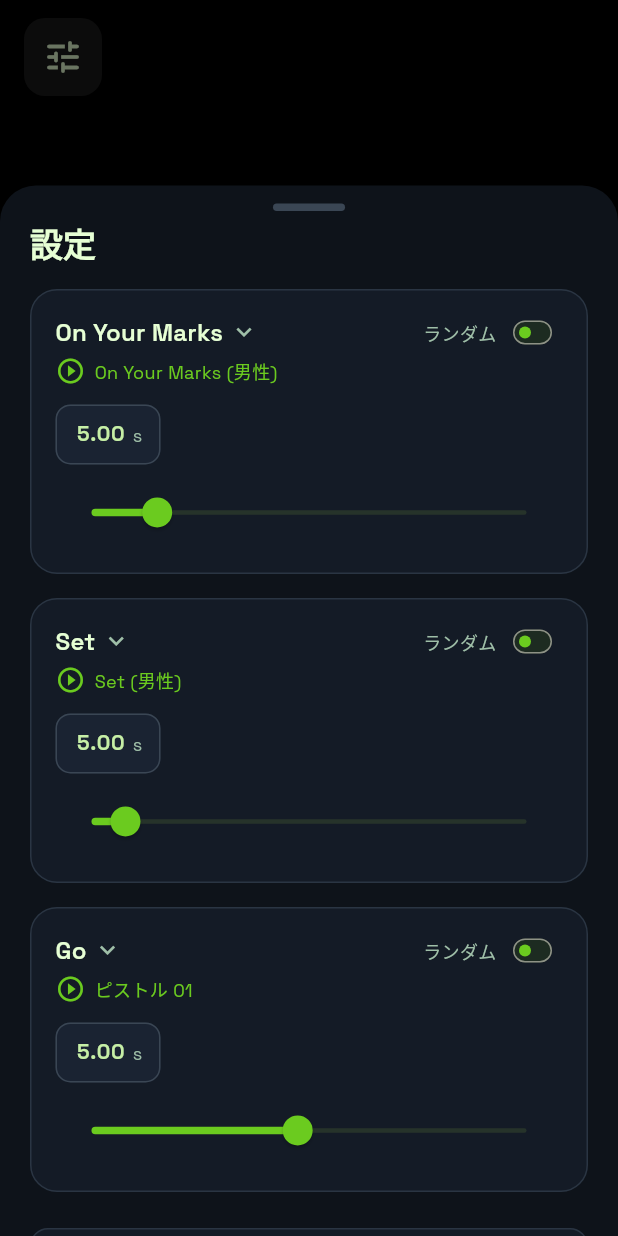
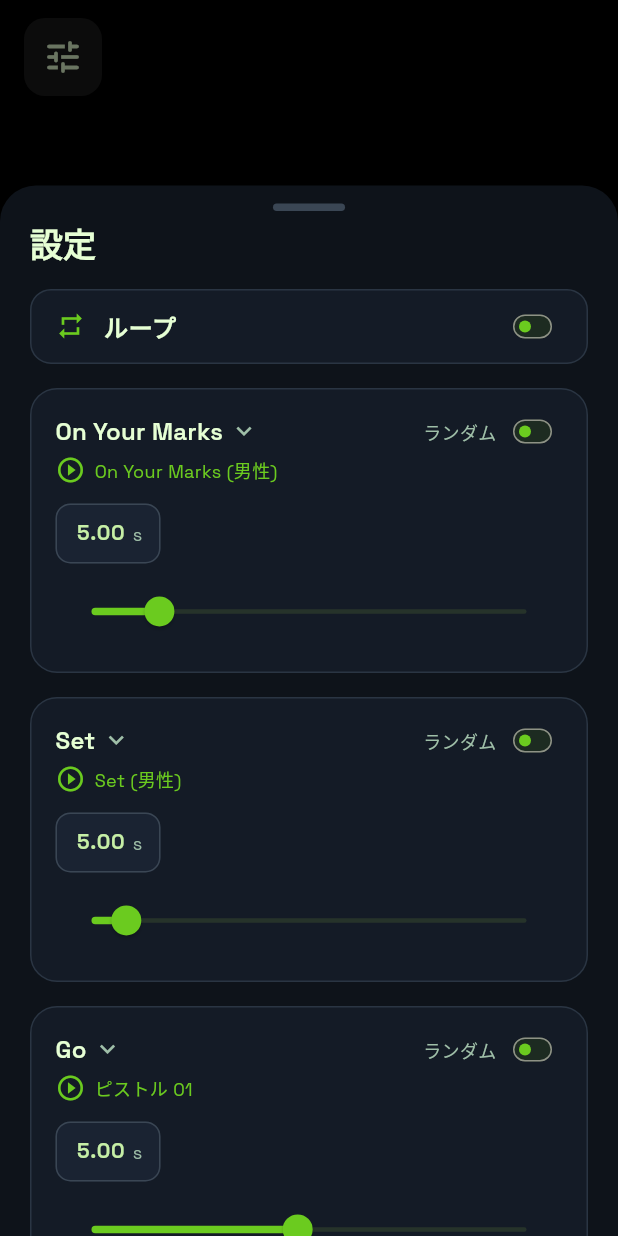
Before and after one commit to Holmes-JP/track_start_call, a Flutter app: the screen it shows after launch, after a tap on the "tune" icon, on a phone screen of 412 x 824 dp. Run offline on Flutter 3.47's test engine with Material 3 defaults, Android fonts, the phone set to English and light mode, and no system bars; our stand-ins replace audioplayers, google_fonts, shared_preferences.

Commit message:
完成 v0.0.1

```diff
--- a/lib/main.dart
+++ b/lib/main.dart
@@ -172,6 +172,9 @@
   bool _isSettingsOpen = false;
   String _phaseLabel = 'Track Starter';
 
+  // Loop setting
+  bool _loopEnabled = false;
+
   // Hidden command tap tracking
   int _titleTapCount = 0;
   DateTime? _lastTitleTap;
@@ -212,6 +215,8 @@
     final onAudioPath = prefs.getString('on_audio_path') ?? _onAudioPath;
     final setAudioPath = prefs.getString('set_audio_path') ?? _setAudioPath;
     final goAudioPath = prefs.getString('go_audio_path') ?? _goAudioPath;
+
+    final loopEnabled = prefs.getBool('loop_enabled') ?? _loopEnabled;
 
     if (!mounted) {
       return;
@@ -247,6 +252,7 @@
       _onAudioPath = onAudioPath;
       _setAudioPath = setAudioPath;
       _goAudioPath = goAudioPath;
+      _loopEnabled = loopEnabled;
     });
   }
 
@@ -384,6 +390,16 @@
     const setColor = Color(0xFFFF6B35);
     const goColor = Color(0xFFFF3366);
 
+    do {
+      // Reset for each loop iteration (random delays are recalculated each time)
+      if (_loopEnabled && _completedPhaseColors.isNotEmpty) {
+        // Starting a new loop iteration
+        setState(() {
+          _phaseLabel = 'Ready';
+          _completedPhaseColors = [];
+        });
+      }
+
       final onDelay = _getDelay(
         random: _randomOn,
         fixed: _onFixed,
@@ -437,20 +453,28 @@
         return;
       }
       setState(() {
-      _completedPhaseColors = [..._completedPhaseColors, setColor];
+        _completedPhaseColors = [..._completedPhaseColors, setColor, goColor];
+        _phaseLabel = 'Go';
+        _remainingSeconds = 0;
       });
 
       if (!mounted || runId != _runToken) {
         return;
       }
+
+      // Brief pause before next loop iteration
+      if (_loopEnabled) {
+        await Future.delayed(const Duration(milliseconds: 500));
+        if (!mounted || runId != _runToken) {
+          return;
+        }
+      }
+    } while (_loopEnabled && mounted && runId == _runToken);
 
     setState(() {
       _isRunning = false;
       _isPaused = false;
       _isFinished = true;
-      _phaseLabel = 'Go';
-      _remainingSeconds = 0;
-      _completedPhaseColors = [..._completedPhaseColors, goColor];
     });
   }
 
@@ -549,6 +573,54 @@
                             style: Theme.of(context).textTheme.titleLarge?.copyWith(
                                   fontWeight: FontWeight.w700,
                                   color: const Color(0xFFE6FFD4),
+                                ),
+                          ),
+                          const SizedBox(height: 16),
+                          // Loop setting
+                          Container(
+                            padding: const EdgeInsets.symmetric(vertical: 12, horizontal: 16),
+                            decoration: BoxDecoration(
+                              color: const Color(0xFF141B26),
+                              borderRadius: BorderRadius.circular(14),
+                              border: Border.all(color: const Color(0xFF2A3543)),
+                            ),
+                            child: Row(
+                              mainAxisAlignment: MainAxisAlignment.spaceBetween,
+                              children: [
+                                Row(
+                                  children: [
+                                    const Icon(
+                                      Icons.repeat,
+                                      color: Color(0xFF6BCB1F),
+                                      size: 20,
+                                    ),
+                                    const SizedBox(width: 12),
+                                    Text(
+                                      'ループ',
+                                      style: Theme.of(context).textTheme.bodyLarge?.copyWith(
+                                            fontWeight: FontWeight.w600,
+                                            color: const Color(0xFFE6FFD4),
+                                          ),
+                                    ),
+                                  ],
+                                ),
+                                SizedBox(
+                                  height: 24,
+                                  width: 40,
+                                  child: FittedBox(
+                                    fit: BoxFit.contain,
+                                    child: Switch(
+                                      value: _loopEnabled,
+                                      onChanged: (value) {
+                                        sync(() {
+                                          _loopEnabled = value;
+                                          _saveBool('loop_enabled', value);
+                                        });
+                                      },
+                                    ),
+                                  ),
+                                ),
+                              ],
                             ),
                           ),
                           const SizedBox(height: 16),
@@ -1116,12 +1188,13 @@
                   values: rangeValues,
                   min: sliderMin,
                   max: sliderMax,
-                  divisions: 95,
-                  labels: RangeLabels(
-                    rangeValues.start.toStringAsFixed(2),
-                    rangeValues.end.toStringAsFixed(2),
-                  ),
-                  onChanged: _isRunning ? null : onRangeChanged,
+                  divisions: ((sliderMax - sliderMin) * 10).round(),
+                  onChanged: _isRunning ? null : (values) {
+                    // Round to 0.1
+                    final roundedStart = (values.start * 10).round() / 10;
+                    final roundedEnd = (values.end * 10).round() / 10;
+                    onRangeChanged(RangeValues(roundedStart, roundedEnd));
+                  },
                 ),
               ],
             )
@@ -1141,9 +1214,12 @@
                   value: fixedValue,
                   min: sliderMin,
                   max: sliderMax,
-                  divisions: 95,
-                  label: fixedValue.toStringAsFixed(2),
-                  onChanged: _isRunning ? null : onFixedChanged,
+                  divisions: ((sliderMax - sliderMin) * 10).round(),
+                  onChanged: _isRunning ? null : (value) {
+                    // Round to 0.1
+                    final rounded = (value * 10).round() / 10;
+                    onFixedChanged(rounded);
+                  },
                 ),
               ],
             ),
```
Also changed, not shown: img/0.png, img/1.png (added). Lines whose indentation alone changed are shown as unchanged.
